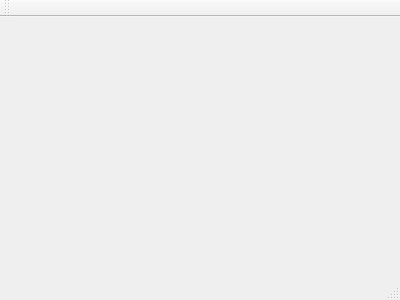
First picture: the form in FaceRecognition/mainwindow.ui, repository mangzhongGit/FaceRecognition, before the edit.
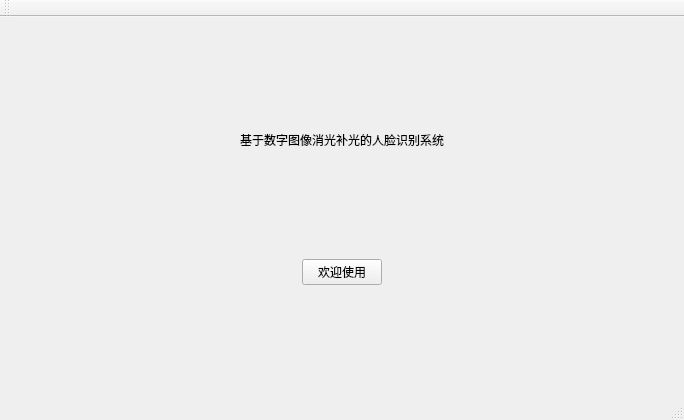
Second picture: the form after the edit.

Commit message: 主窗口布局修改

The edit to the form file:
```diff
--- a/FaceRecognition/mainwindow.ui
+++ b/FaceRecognition/mainwindow.ui
@@ -1,24 +1,155 @@
 <ui version="4.0">
  <class>MainWindow</class>
- <widget class="QMainWindow" name="MainWindow" >
-  <property name="geometry" >
+ <widget class="QMainWindow" name="MainWindow">
+  <property name="geometry">
    <rect>
     <x>0</x>
     <y>0</y>
-    <width>400</width>
-    <height>300</height>
+    <width>684</width>
+    <height>420</height>
    </rect>
   </property>
   <property name="windowTitle" >
    <string>MainWindow</string>
   </property>
-  <widget class="QMenuBar" name="menuBar" />
-  <widget class="QToolBar" name="mainToolBar" />
-  <widget class="QWidget" name="centralWidget" />
-  <widget class="QStatusBar" name="statusBar" />
+  <widget class="QWidget" name="centralWidget">
+   <layout class="QVBoxLayout" name="verticalLayout">
+    <item>
+     <spacer name="verticalSpacer">
+      <property name="orientation">
+       <enum>Qt::Vertical</enum>
+      </property>
+      <property name="sizeHint" stdset="0">
+       <size>
+        <width>20</width>
+        <height>40</height>
+       </size>
+      </property>
+     </spacer>
+    </item>
+    <item>
+     <layout class="QHBoxLayout" name="horizontalLayout">
+      <item>
+       <spacer name="horizontalSpacer">
+        <property name="orientation">
+         <enum>Qt::Horizontal</enum>
+        </property>
+        <property name="sizeHint" stdset="0">
+         <size>
+          <width>40</width>
+          <height>20</height>
+         </size>
+        </property>
+       </spacer>
+      </item>
+      <item>
+       <widget class="QLabel" name="label">
+        <property name="text">
+         <string>基于数字图像消光补光的人脸识别系统</string>
+        </property>
+       </widget>
+      </item>
+      <item>
+       <spacer name="horizontalSpacer_2">
+        <property name="orientation">
+         <enum>Qt::Horizontal</enum>
+        </property>
+        <property name="sizeHint" stdset="0">
+         <size>
+          <width>40</width>
+          <height>20</height>
+         </size>
+        </property>
+       </spacer>
+      </item>
+     </layout>
+    </item>
+    <item>
+     <spacer name="verticalSpacer_3">
+      <property name="orientation">
+       <enum>Qt::Vertical</enum>
+      </property>
+      <property name="sizeHint" stdset="0">
+       <size>
+        <width>20</width>
+        <height>40</height>
+       </size>
+      </property>
+     </spacer>
+    </item>
+    <item>
+     <layout class="QHBoxLayout" name="horizontalLayout_2">
+      <item>
+       <spacer name="horizontalSpacer_3">
+        <property name="orientation">
+         <enum>Qt::Horizontal</enum>
+        </property>
+        <property name="sizeHint" stdset="0">
+         <size>
+          <width>40</width>
+          <height>20</height>
+         </size>
+        </property>
+       </spacer>
+      </item>
+      <item>
+       <widget class="QPushButton" name="pushButton">
+        <property name="text">
+         <string>欢迎使用</string>
+        </property>
+       </widget>
+      </item>
+      <item>
+       <spacer name="horizontalSpacer_4">
+        <property name="orientation">
+         <enum>Qt::Horizontal</enum>
+        </property>
+        <property name="sizeHint" stdset="0">
+         <size>
+          <width>40</width>
+          <height>20</height>
+         </size>
+        </property>
+       </spacer>
+      </item>
+     </layout>
+    </item>
+    <item>
+     <spacer name="verticalSpacer_2">
+      <property name="orientation">
+       <enum>Qt::Vertical</enum>
+      </property>
+      <property name="sizeHint" stdset="0">
+       <size>
+        <width>20</width>
+        <height>40</height>
+       </size>
+      </property>
+     </spacer>
+    </item>
+   </layout>
+  </widget>
+  <widget class="QMenuBar" name="menuBar">
+   <property name="geometry">
+    <rect>
+     <x>0</x>
+     <y>0</y>
+     <width>684</width>
+     <height>26</height>
+    </rect>
+   </property>
+  </widget>
+  <widget class="QToolBar" name="mainToolBar">
+   <attribute name="toolBarArea">
+    <enum>TopToolBarArea</enum>
+   </attribute>
+   <attribute name="toolBarBreak">
+    <bool>false</bool>
+   </attribute>
+  </widget>
+  <widget class="QStatusBar" name="statusBar"/>
  </widget>
- <layoutDefault spacing="6" margin="11" />
- <pixmapfunction></pixmapfunction>
+ <layoutdefault spacing="6" margin="11"/>
  <resources/>
  <connections/>
 </ui>
```
Left out of the diff: 3 changed lines with no effect on the pictures. The commit also changes 3 other files.
